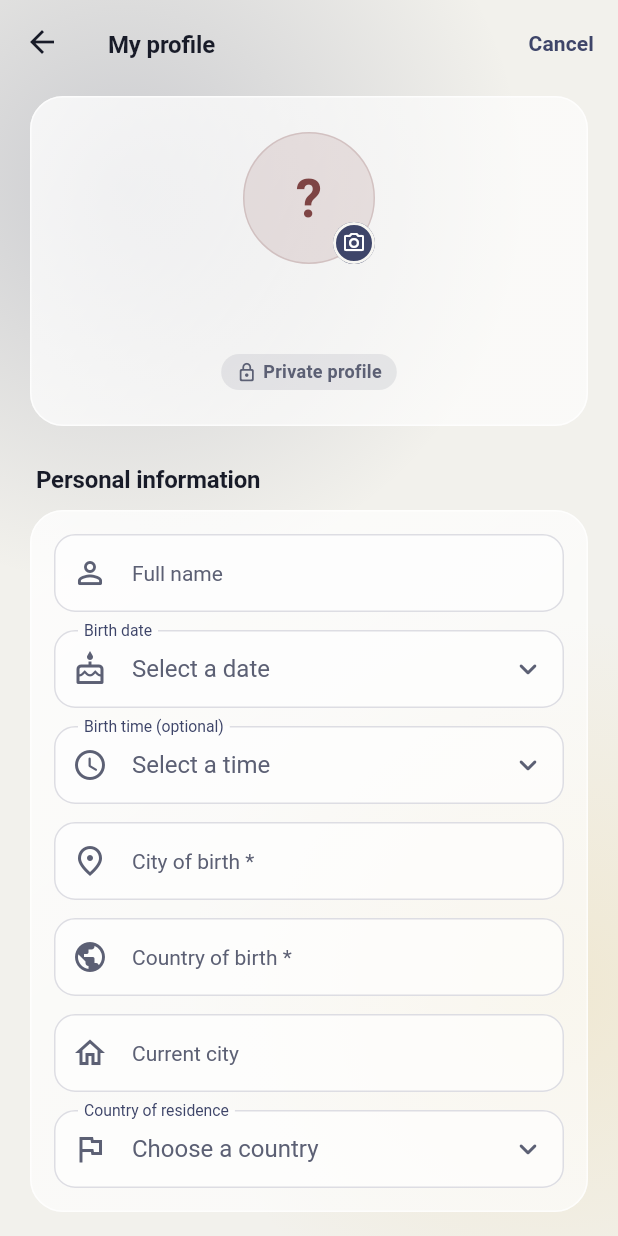
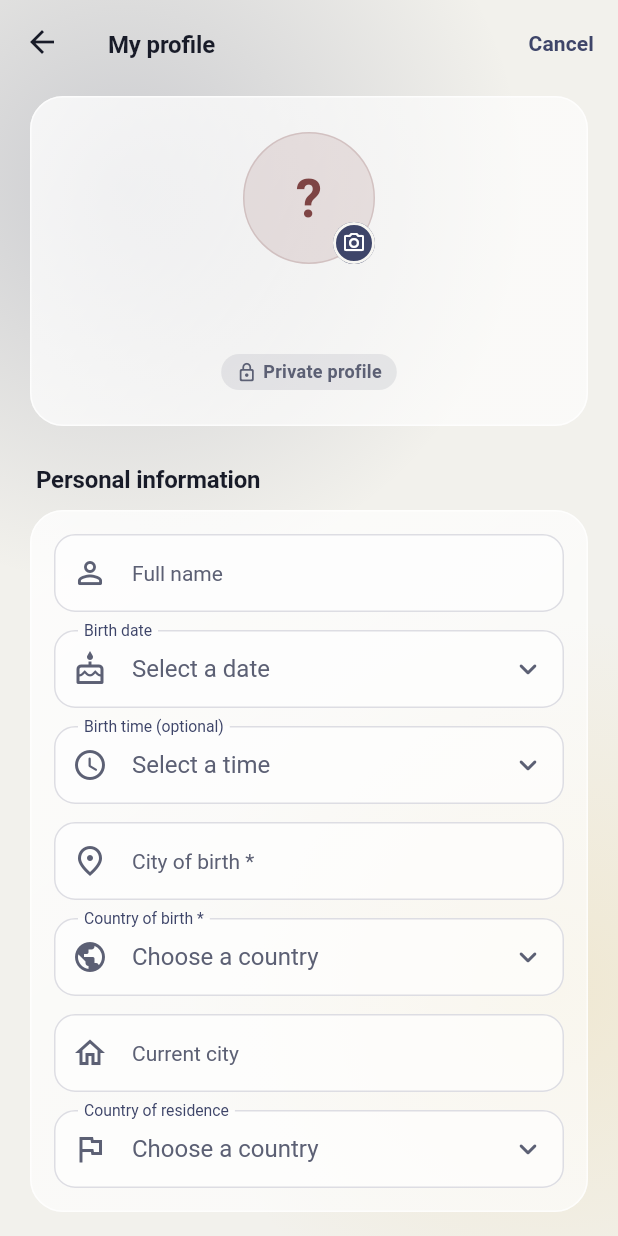
Before and after one commit to rayague/b-link, a Flutter app: the ProfileScreen screen opened by its route, after a tap on the "edit" icon, on a phone screen of 412 x 824 dp. Run offline on Flutter 3.47's test engine with Material 3 defaults, Android fonts, the phone set to English and light mode, and no system bars; our stand-ins replace cloud_firestore, connectivity_plus, country_picker, firebase_analytics, firebase_auth, firebase_core and 11 more; missing offline and left inert: workmanager; accounts and stored records are empty.

Commit message:
fix(pays): liste des pays lisible, avec recherche
La feuille de country_picker était transparente avec notre thème : la
liste se mélangeait au formulaire du dessous. Nouvelle feuille opaque,
pays triés dans la langue de l'app, recherche sans accents, pays choisi
coché. Le pays de naissance se choisit aussi dans cette liste.

Co-Authored-By: Claude Opus 5.5 <noreply@anthropic.com>

```diff
--- a/lib/l10n/app_localizations.dart
+++ b/lib/l10n/app_localizations.dart
@@ -518,6 +518,9 @@ class AppLocalizations {
       'pickerDay': 'Day',
       'pickerMonth': 'Month',
       'pickerYear': 'Year',
+      'searchCountry': 'Search for a country',
+      'noCountryFound': 'No country found',
+      'clear': 'Clear',
     },
     'fr': {
       'relation_default': 'Général',
@@ -1036,6 +1039,9 @@ class AppLocalizations {
       'pickerDay': 'Jour',
       'pickerMonth': 'Mois',
       'pickerYear': 'Année',
+      'searchCountry': 'Rechercher un pays',
+      'noCountryFound': 'Aucun pays trouvé',
+      'clear': 'Effacer',
     },
   };
 
--- a/lib/screens/profile_screen.dart
+++ b/lib/screens/profile_screen.dart
@@ -21,6 +21,7 @@ import '../utils/zodiac.dart';
 import '../widgets/birth_insights_widget.dart';
 import '../widgets/profile_avatar.dart';
 import '../widgets/social_links_widget.dart';
+import '../widgets/ui/country_sheet.dart';
 import '../widgets/ui/components.dart';
 import '../widgets/ui/glass.dart';
 import 'admin_stats_screen.dart';
@@ -541,9 +542,7 @@ class _ProfileScreenState extends State<ProfileScreen> {
         InfoRow(
             icon: Icons.flag_outlined,
             label: l10n.translate('countryOfResidence'),
-            value: CountryLocalizations.of(context)
-                    ?.countryName(countryCode: country.countryCode) ??
-                country.name),
+            value: countryLabel(context, country)),
     ];
     return GlassCard(
       padding:
@@ -609,12 +608,20 @@ class _ProfileScreenState extends State<ProfileScreen> {
                 prefixIcon: const Icon(Icons.place_outlined)),
           ),
           const SizedBox(height: Space.m),
-          TextFormField(
-            controller: _birthCountry,
-            textCapitalization: TextCapitalization.words,
-            decoration: InputDecoration(
-                labelText: l10n.translate('birthCountry'),
-                prefixIcon: const Icon(Icons.public_rounded)),
+          // Choisi dans la liste (nom enregistré dans la langue de l'app).
+          PickerField(
+            label: l10n.translate('birthCountry'),
+            icon: Icons.public_rounded,
+            value: _birthCountry.text.trim().isEmpty
+                ? null
+                : _birthCountry.text.trim(),
+            placeholder: l10n.translate('chooseCountry'),
+            onTap: () async {
+              final c = await showCountrySheet(context);
+              if (c != null && context.mounted) {
+                setState(() => _birthCountry.text = countryLabel(context, c));
+              }
+            },
           ),
           const SizedBox(height: Space.m),
           TextFormField(
@@ -629,16 +636,12 @@ class _ProfileScreenState extends State<ProfileScreen> {
             label: l10n.translate('countryOfResidence'),
             icon: Icons.flag_outlined,
             leading: country == null ? null : Text(country.flagEmoji),
-            value: country == null
-                ? null
-                : CountryLocalizations.of(context)
-                        ?.countryName(countryCode: country.countryCode) ??
-                    country.name,
+            value: country == null ? null : countryLabel(context, country),
             placeholder: l10n.translate('chooseCountry'),
-            onTap: () => showCountryPicker(
-              context: context,
-              onSelect: (c) => setState(() => _countryCode = c.countryCode),
-            ),
+            onTap: () async {
+              final c = await showCountrySheet(context, selected: _countryCode);
+              if (c != null) setState(() => _countryCode = c.countryCode);
+            },
           ),
         ],
       ),
```
Also changed, not shown: lib/screens/profile_registration_screen.dart (+8 -10 lines), lib/widgets/ui/country_sheet.dart (added, +155 -0 lines).
